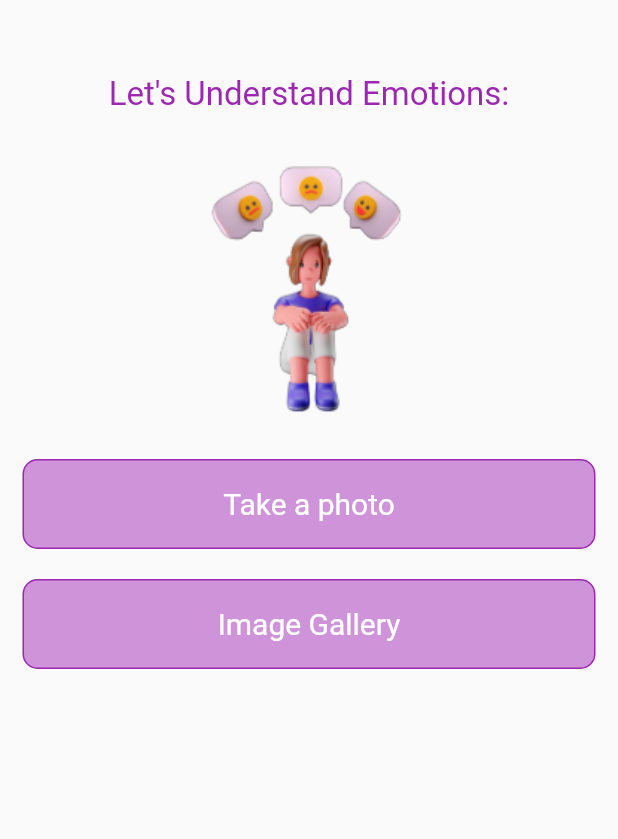
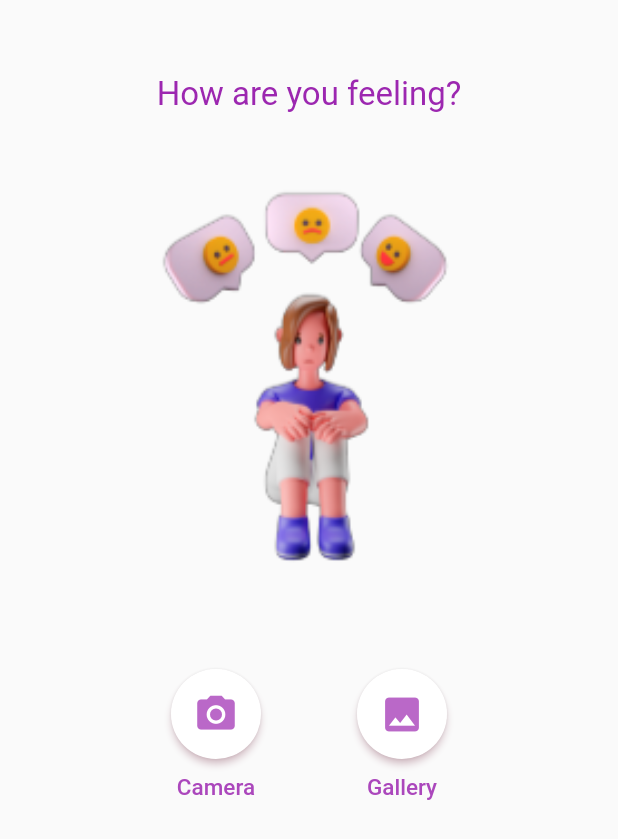
Before and after one commit to m-babita/signemotion, a Flutter app: the EmotionScreen screen opened directly, on a phone screen of 412 x 824 dp. Shown: the top 839 px of the screen. Run offline on Flutter 3.47's test engine with Material 2 defaults, Android fonts, the phone set to English and light mode, and no system bars; our stand-ins replace font_awesome_flutter, image_picker; missing offline and left inert: tflite_flutter, tflite_flutter_helper.

Commit message:
fixed image picking problem working on classification

```diff
--- a/lib/screens/emotion_screen.dart
+++ b/lib/screens/emotion_screen.dart
@@ -1,8 +1,6 @@
 import 'dart:io';
-
+// import 'package:signemotion/dl_model/classifier.dart';
 import 'package:flutter/material.dart';
-import 'package:signemotion/widgets/customizedBtn.dart';
-import 'package:tflite/tflite.dart';
 import 'package:image_picker/image_picker.dart';
 
 class EmotionScreen extends StatefulWidget {
@@ -15,65 +13,49 @@ class EmotionScreen extends StatefulWidget {
 class _EmotionScreenState extends State<EmotionScreen> {
   bool _loading = true;
   late File _image;
-  late List _output;
+  // final Classifier classifier = Classifier();
+  late String eType = 'Happy';
+  late String Prob = '70%';
   final picker = ImagePicker();
 
-  @override
-  void initState() {
-    super.initState();
-    loadModel().then((value) {
-      setState(() {});
+  Future pickImage() async {
+    final image = await picker.pickImage(
+      source: ImageSource.camera,
+      maxHeight: 300,
+      maxWidth: 300,
+      imageQuality: 100,
+    );
+    // final outputs = await classifier.classifyImage(image!);
+    if (image == null) return;
+    final tempimage = File(image.path);
+
+    setState(() {
+      _image = tempimage;
+      _loading = false;
+      // eType = outputs[0];
+      // Prob = outputs[1];
     });
   }
 
-  classifyImage(File image) async {
-    var output = await Tflite.runModelOnImage(
-      path: image.path,
-      numResults: 4,
-      threshold: 0.5,
-      imageMean: 127.5,
-      imageStd: 127.5,
+  pickGalleryImage() async {
+    final image = await picker.pickImage(
+      source: ImageSource.gallery,
+      maxHeight: 300,
+      maxWidth: 300,
+      imageQuality: 100,
     );
-    setState(() {
-      _output = output!;
-      _loading = false;
-    });
-  }
+    // final outputs = await classifier.classifyImage(image!);
 
-  loadModel() async {
-    await Tflite.loadModel(
-      model: 'assets/model_emotion.tflite',
-      labels: 'assets/elabels.txt',
-    );
-  }
-
-  @override
-  void dispose() {
-    // TODO: implement dispose
-    Tflite.close();
-    super.dispose();
-  }
-
-  pickImage() async {
-    var image = await picker.getImage(source: ImageSource.camera);
-    if (image == null) return null;
+    if (image == null) return;
+    final tempimage = File(image.path);
 
     setState(() {
-      _image = File(image.path);
+      _image = tempimage;
+      _loading = false;
+
+      // eType = outputs[0];
+      // Prob = outputs[1];
     });
-
-    classifyImage(_image);
-  }
-
-  pickGalleryImage() async {
-    var image = await picker.getImage(source: ImageSource.gallery);
-    if (image == null) return null;
-
-    setState(() {
-      _image = File(image.path);
-    });
-
-    classifyImage(_image);
   }
 
   @override
@@ -88,24 +70,24 @@ class _EmotionScreenState extends State<EmotionScreen> {
                 height: 50,
               ),
               Text(
-                "Let's Understand Emotions:",
+                "How are you feeling?",
                 style: TextStyle(
                   fontSize: 22,
                   color: Colors.purple,
                 ),
               ),
               SizedBox(
-                height: 20,
+                height: 30,
               ),
               _loading
                   ? Container(
                       child: Column(
                         children: [
-                          SizedBox(
-                            height: 200,
+                          Container(
+                            height: 300,
                             child: Image(
                               image: AssetImage("assets/emotions.png"),
-                              fit: BoxFit.contain,
+                              fit: BoxFit.cover,
                             ),
                           ),
                         ],
@@ -115,38 +97,93 @@ class _EmotionScreenState extends State<EmotionScreen> {
                       child: Column(
                         children: [
                           Container(
-                            height: 250,
-                            child: Image.file(_image),
+                              height: 300,
+                              width: 300,
+                              child: ClipRRect(
+                                borderRadius: BorderRadius.circular(20),
+                                child: Image.file(
+                                  _image,
+                                  fit: BoxFit.contain,
+                                ),
+                              )),
+                          SizedBox(
+                            height: 30,
                           ),
-                          SizedBox(
-                            height: 20,
+                          Text(
+                            'Pridictions',
+                            style: TextStyle(
+                              fontSize: 35,
+                              fontWeight: FontWeight.bold,
+                            ),
                           ),
-                          _output != null
-                              ? Text(
-                                  '${_output[0]}',
-                                  style: TextStyle(
-                                    color: Colors.black,
-                                    fontSize: 24,
-                                  ),
-                                )
-                              : Container(),
+                          Text(
+                            eType == '' ? '' : '$eType $Prob',
+                            style: TextStyle(
+                              color: Colors.purpleAccent,
+                              fontSize: 20,
+                              fontWeight: FontWeight.bold,
+                            ),
+                          ),
                         ],
                       ),
                     ),
+              SizedBox(
+                height: 40,
+              ),
               Container(
-                child: Column(
+                child: Row(
+                  mainAxisAlignment: MainAxisAlignment.center,
                   children: [
-                    CustomizedBtn(
-                      btnColor: Colors.purple[200],
-                      btnTxt: "Take a photo",
-                      txtColor: Colors.white,
-                      onPressed: pickImage,
+                    Column(
+                      children: [
+                        ElevatedButton(
+                          style: ElevatedButton.styleFrom(
+                              shape: CircleBorder(),
+                              backgroundColor: Colors.white,
+                              fixedSize: Size(60, 60),
+                              shadowColor: Colors.pink[100]),
+                          onPressed: pickImage,
+                          child: Icon(Icons.photo_camera,
+                              size: 30, color: Colors.purple[300]),
+                        ),
+                        SizedBox(
+                          height: 10,
+                        ),
+                        Text(
+                          'Camera',
+                          style: TextStyle(
+                              fontSize: 15,
+                              color: Colors.purple[400],
+                              fontWeight: FontWeight.w500),
+                        ),
+                      ],
                     ),
-                    CustomizedBtn(
-                      btnColor: Colors.purple[200],
-                      btnTxt: "Image Gallery",
-                      txtColor: Colors.white,
-                      onPressed: pickGalleryImage,
+                    SizedBox(
+                      width: 60,
+                    ),
+                    Column(
+                      children: [
+                        ElevatedButton(
+                          style: ElevatedButton.styleFrom(
+                              shape: CircleBorder(),
+                              backgroundColor: Colors.white,
+                              fixedSize: Size(60, 60),
+                              shadowColor: Colors.pink[100]),
+                          onPressed: pickGalleryImage,
+                          child: Icon(Icons.photo,
+                              size: 30, color: Colors.purple[300]),
+                        ),
+                        SizedBox(
+                          height: 10,
+                        ),
+                        Text(
+                          'Gallery',
+                          style: TextStyle(
+                              fontSize: 15,
+                              color: Colors.purple[400],
+                              fontWeight: FontWeight.w500),
+                        ),
+                      ],
                     ),
                   ],
                 ),
--- a/lib/widgets/customizedBtn.dart
+++ b/lib/widgets/customizedBtn.dart
@@ -18,7 +18,7 @@ class CustomizedBtn extends StatelessWidget {
         onTap: onPressed,
         child: Container(
           height: 60,
-          width: MediaQuery.of(context).size.width,
+          width: MediaQuery.of(context).size.width * 0.6,
           decoration: BoxDecoration(
             color: btnColor,
             border: Border.all(width: 1, color: Colors.purple),
--- a/pubspec.yaml
+++ b/pubspec.yaml
@@ -35,8 +35,10 @@ dependencies:
   # Use with the CupertinoIcons class for iOS style icons.
   cupertino_icons: ^1.0.2
   font_awesome_flutter: ^10.1.0
-  image_picker: ^0.6.7+4
-  tflite: ^1.1.2
+  image_picker: ^0.8.6
+  path_provider: ^2.0.11
+  # tflite_flutter_helper: ^0.3.1
+  tflite_flutter: ^0.9.0
 
 dev_dependencies:
   flutter_test:
```
Also changed, not shown: lib/dl_model/classifier.dart (added, +50 -0 lines), lib/main.dart (line endings or trailing spaces), pubspec.lock, 3 other files.
